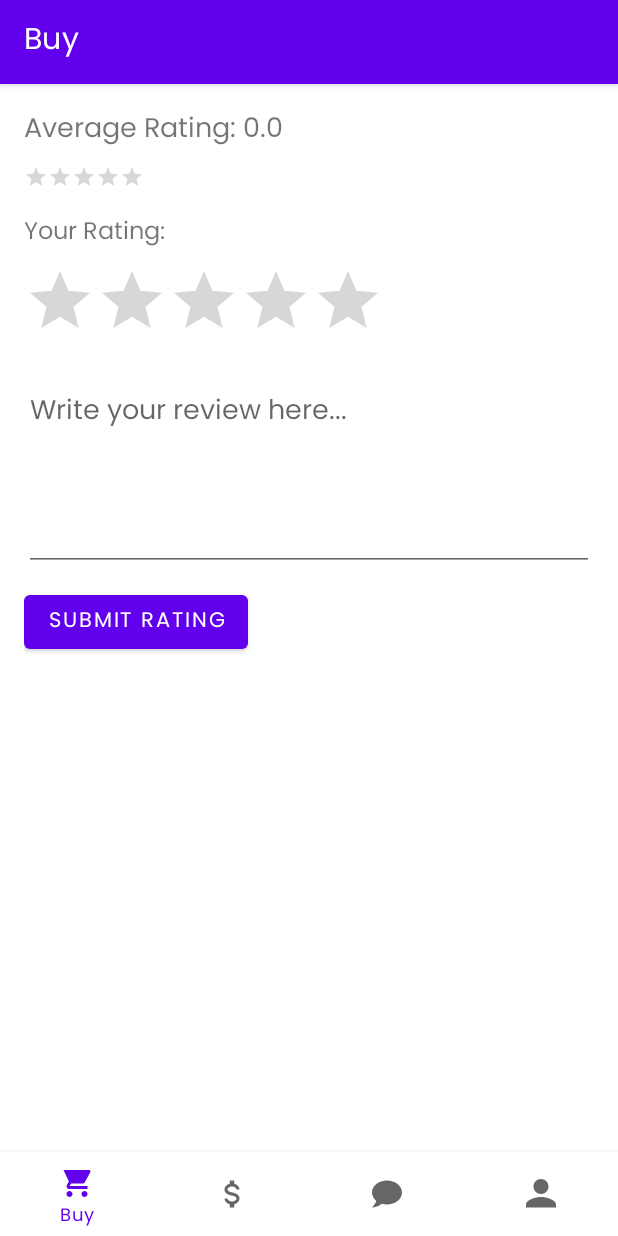
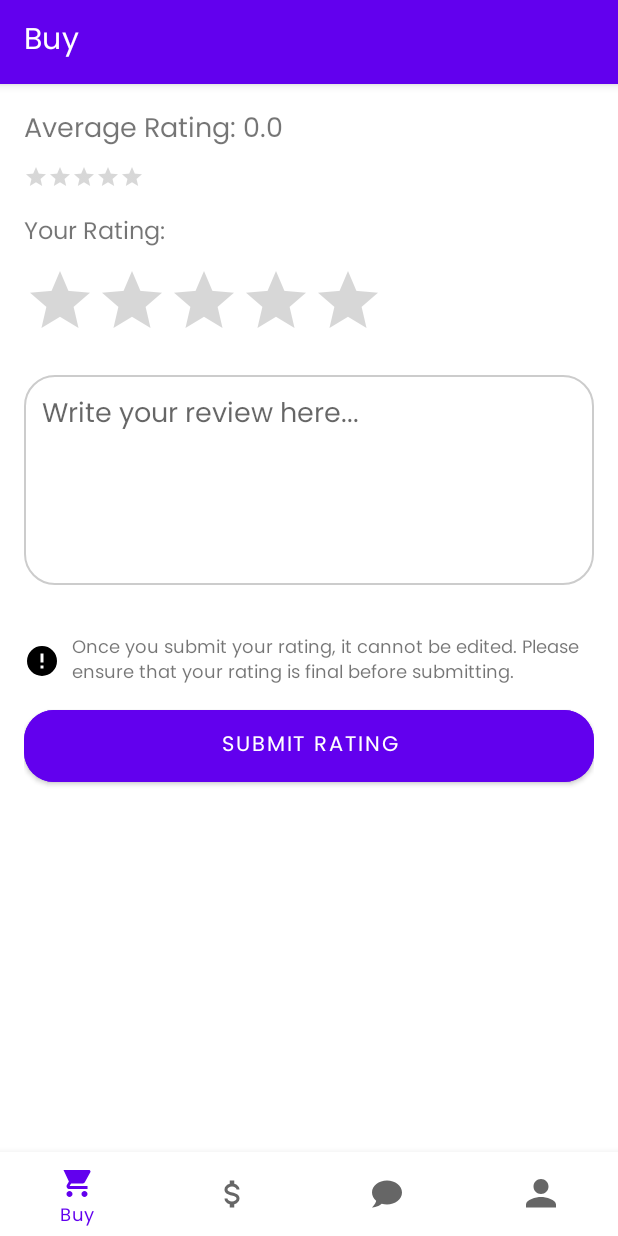
Before and after one commit to anniecee/petuniverse, an Android app: the fragment RatingFragment placed in its activity, on a phone screen of 412 x 824 dp. Run offline under Robolectric (Android 15) with nearby library versions, the phone set to English and light mode, and no system bars; our stand-ins replace Firebase (no records; nobody signed in at launch, a user with empty details on screens opened directly), Room's generated code, navigation-ui; 5 statements that could not run were skipped.

Commit message:
UI/UX adjustments to favorites and ratings

```diff
--- a/app/src/main/java/com/example/pet_universe/ui/buyView/IndividualListingFragment.kt
+++ b/app/src/main/java/com/example/pet_universe/ui/buyView/IndividualListingFragment.kt
@@ -108,7 +108,7 @@ class IndividualListingFragment : Fragment() {
 
                 val chatId = generateChatId(currentUserId, sellerId, listing.id)
 
-                // Fetch message counts to determine if "Rate Seller" should be shown
+                // Fetch message counts to determine if "Rate Listing" should be shown
                 individualListingViewModel.fetchMessageCounts(chatId, sellerId)
                 // Observe the canRateSeller LiveData
                 individualListingViewModel.canRateSeller.observe(viewLifecycleOwner) { canRate ->
@@ -119,7 +119,7 @@ class IndividualListingFragment : Fragment() {
                     }
                 }
 
-                // Navigate to RatingFragment when clicking "Rate Seller"
+                // Navigate to RatingFragment when clicking "Rate Listing"
                 binding.rateSellerTextView.setOnClickListener {
                     val action =
                         IndividualListingFragmentDirections.actionIndividualListingFragmentToRatingFragment(
--- a/app/src/main/java/com/example/pet_universe/ui/rating/RatingFragment.kt
+++ b/app/src/main/java/com/example/pet_universe/ui/rating/RatingFragment.kt
@@ -56,6 +56,8 @@ class RatingFragment : Fragment() {
                 // User has already rated
                 binding.submitRatingBar.visibility = View.GONE
                 binding.submitRatingButton.visibility = View.GONE
+                binding.reviewEditText.visibility = View.GONE
+                binding.reviewWarningText.visibility = View.GONE
                 binding.submitRatingLabel.text = "You have already rated this listing."
             } else {
                 // User has not rated yet
@@ -81,7 +83,7 @@ class RatingFragment : Fragment() {
                 // Optionally, navigate back or close the fragment
                 requireActivity().onBackPressed()
             } else {
-                Toast.makeText(requireContext(), "Please select a rating", Toast.LENGTH_SHORT).show()
+                Toast.makeText(requireContext(), "Please select a rating.", Toast.LENGTH_SHORT).show()
             }
         }
     }
--- /dev/null
+++ b/app/src/main/res/drawable/ic_alert_circle.xml
@@ -0,0 +1 @@
+<!-- drawable/alert_circle.xml --><vector xmlns:android="http://schemas.android.com/apk/res/android" android:height="24dp" android:width="24dp" android:viewportWidth="24" android:viewportHeight="24"><path android:fillColor="#000000" android:pathData="M13,13H11V7H13M13,17H11V15H13M12,2A10,10 0 0,0 2,12A10,10 0 0,0 12,22A10,10 0 0,0 22,12A10,10 0 0,0 12,2Z" /></vector>
--- a/app/src/main/res/drawable/ic_favorite_border.xml
+++ b/app/src/main/res/drawable/ic_favorite_border.xml
@@ -1,4 +1,4 @@
-<vector xmlns:android="http://schemas.android.com/apk/res/android" android:height="24dp" android:tint="#FFFFFF" android:viewportHeight="24" android:viewportWidth="24" android:width="24dp">
+<vector xmlns:android="http://schemas.android.com/apk/res/android" android:height="24dp" android:tint="#D54949" android:viewportHeight="24" android:viewportWidth="24" android:width="24dp">
 
     <path android:fillColor="@android:color/white" android:pathData="M16.5,3c-1.74,0 -3.41,0.81 -4.5,2.09C10.91,3.81 9.24,3 7.5,3 4.42,3 2,5.42 2,8.5c0,3.78 3.4,6.86 8.55,11.54L12,21.35l1.45,-1.32C18.6,15.36 22,12.28 22,8.5 22,5.42 19.58,3 16.5,3zM12.1,18.55l-0.1,0.1 -0.1,-0.1C7.14,14.24 4,11.39 4,8.5 4,6.5 5.5,5 7.5,5c1.54,0 3.04,0.99 3.57,2.36h1.87C13.46,5.99 14.96,5 16.5,5c2,0 3.5,1.5 3.5,3.5 0,2.89 -3.14,5.74 -7.9,10.05z"/>
 
--- a/app/src/main/res/layout/fragment_accounts.xml
+++ b/app/src/main/res/layout/fragment_accounts.xml
@@ -76,7 +76,7 @@
             android:layout_marginBottom="8dp"
             android:clickable="true"
             android:focusable="true"
-            android:text="My Rating"
+            android:text="Your Ratings"
             android:textSize="18sp" />
 
         <View
--- a/app/src/main/res/layout/fragment_favorites.xml
+++ b/app/src/main/res/layout/fragment_favorites.xml
@@ -37,7 +37,7 @@
         <ImageView
             android:layout_width="100dp"
             android:layout_height="100dp"
-            android:src="@drawable/ic_dollar_sign_black_24" />
+            android:src="@drawable/ic_favorite_black" />
 
         <TextView
             android:layout_width="wrap_content"
--- a/app/src/main/res/layout/fragment_rating.xml
+++ b/app/src/main/res/layout/fragment_rating.xml
@@ -1,4 +1,5 @@
 <LinearLayout xmlns:android="http://schemas.android.com/apk/res/android"
+    xmlns:app="http://schemas.android.com/apk/res-auto"
     android:id="@+id/ratingFragment"
     android:layout_width="match_parent"
     android:layout_height="wrap_content"
@@ -10,9 +11,9 @@
         android:id="@+id/averageRatingTextView"
         android:layout_width="wrap_content"
         android:layout_height="wrap_content"
+        android:layout_marginBottom="8dp"
         android:text="Average Rating: 0.0"
-        android:textSize="18sp"
-        android:layout_marginBottom="8dp"/>
+        android:textSize="18sp" />
 
 
     <RatingBar
@@ -20,46 +21,61 @@
         style="?android:attr/ratingBarStyleSmall"
         android:layout_width="wrap_content"
         android:layout_height="wrap_content"
+        android:layout_marginBottom="16dp"
         android:isIndicator="true"
         android:numStars="5"
-        android:stepSize="0.5"
         android:rating="0.0"
-        android:layout_marginBottom="16dp"/>
+        android:stepSize="0.5" />
 
     <!-- Label for User Rating -->
     <TextView
         android:id="@+id/submitRatingLabel"
         android:layout_width="wrap_content"
         android:layout_height="wrap_content"
+        android:layout_marginBottom="8dp"
         android:text="Your Rating:"
-        android:textSize="16sp"
-        android:layout_marginBottom="8dp"/>
+        android:textSize="16sp" />
 
     <!-- RatingBar for Submitting Rating -->
     <RatingBar
         android:id="@+id/submitRatingBar"
         android:layout_width="wrap_content"
         android:layout_height="wrap_content"
+        android:layout_marginBottom="16dp"
         android:numStars="5"
-        android:stepSize="1.0"
-        android:layout_marginBottom="16dp"/>
+        android:stepSize="1.0" />
 
     <!-- EditText for entering review -->
     <EditText
         android:id="@+id/reviewEditText"
         android:layout_width="match_parent"
-        android:layout_height="wrap_content"
+        android:layout_height="140dp"
+        android:layout_marginBottom="32dp"
+        android:background="@drawable/rounded_edittext"
+        android:gravity="start|top"
         android:hint="Write your review here..."
         android:inputType="textMultiLine"
-        android:lines="4"
-        android:maxLines="6"
-        android:gravity="top"
-        android:layout_marginBottom="10dp"/>
+        android:overScrollMode="ifContentScrolls"
+        android:padding="12dp" />
 
-    <!-- Submit Button -->
+    <TextView
+        android:id="@+id/reviewWarningText"
+        android:layout_width="wrap_content"
+        android:layout_height="wrap_content"
+        android:layout_marginBottom="8dp"
+        android:drawableLeft="@drawable/ic_alert_circle"
+        android:drawablePadding="8dp"
+        android:text="Once you submit your rating, it cannot be edited. Please ensure that your rating is final before submitting."
+        android:textSize="12sp" />
+
     <Button
         android:id="@+id/submitRatingButton"
-        android:layout_width="wrap_content"
+        android:layout_width="match_parent"
         android:layout_height="wrap_content"
-        android:text="Submit Rating"/>
+        android:layout_marginBottom="16dp"
+        android:backgroundTint="@color/purple_500"
+        android:padding="12dp"
+        android:text="Submit Rating"
+        android:textColor="@android:color/white"
+        app:cornerRadius="20dp" />
 </LinearLayout>
--- a/app/src/main/res/navigation/mobile_navigation.xml
+++ b/app/src/main/res/navigation/mobile_navigation.xml
@@ -78,7 +78,7 @@
     <fragment
         android:id="@+id/ratingFragment"
         android:name="com.example.pet_universe.ui.rating.RatingFragment"
-        android:label="Rate Seller"
+        android:label="Rate Listing"
         tools:layout="@layout/fragment_rating">
         <argument
             android:name="toUserId"
@@ -148,7 +148,7 @@
     <fragment
         android:id="@+id/myRatingsFragment"
         android:name="com.example.pet_universe.ui.accountSettings.MyRatingsFragment"
-        android:label="My Ratings"
+        android:label="Your Ratings"
         tools:layout="@layout/fragment_my_ratings" />
 
 </navigation>
```
Also changed, not shown: app/src/main/res/drawable/ic_favorite_black.xml (added, +9 -0 lines), app/src/main/res/layout/fragment_individual_listing.xml (+29 -21 lines), app/src/main/res/layout/fragment_listings.xml (+9 -9 lines).
